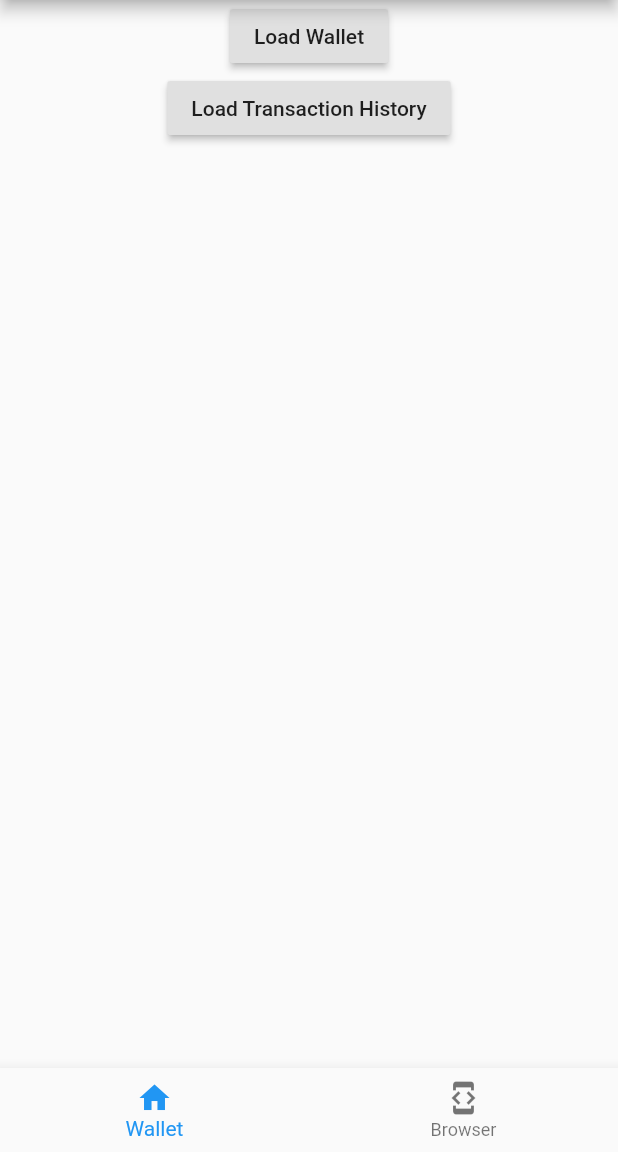
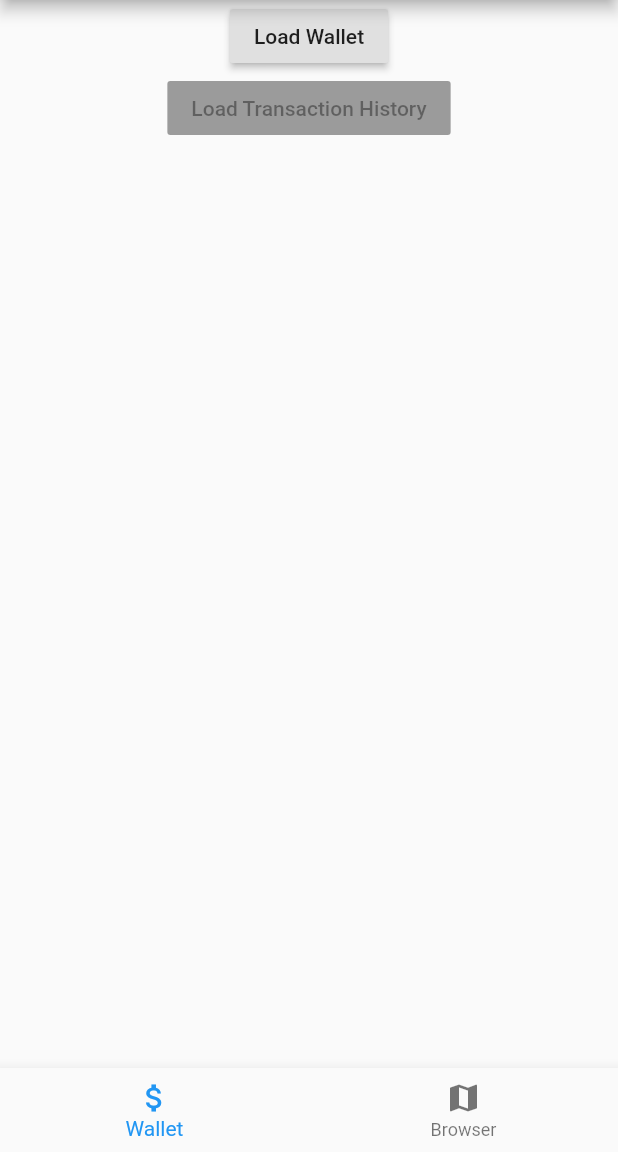
Before and after one commit to acolytec3/ArMob, a Flutter app: the screen it shows after launch, on a phone screen of 412 x 824 dp, the part 84-1236 px from its top. Run offline on Flutter 3.47's test engine with Material 2 defaults, Android fonts, the phone set to English and light mode, and no system bars; our stand-ins replace file_picker, webview_flutter; missing offline and left inert: libarweave, web3dart.

Commit message:
More bug fixes

```diff
--- a/lib/main.dart
+++ b/lib/main.dart
@@ -60,11 +60,11 @@ class _HomePageState extends State<HomePage> with TickerProviderStateMixin {
                 },
                 items: [
                   BottomNavigationBarItem(
-                    icon: Icon(Icons.home),
+                    icon: Icon(Icons.attach_money),
                     title: Text("Wallet"),
                   ),
                   BottomNavigationBarItem(
-                    icon: Icon(Icons.developer_mode),
+                    icon: Icon(Icons.map),
                     title: Text("Browser"),
                   ),
                 ])));
```
Also changed, not shown: lib/wallet.dart (+12 -5 lines).
